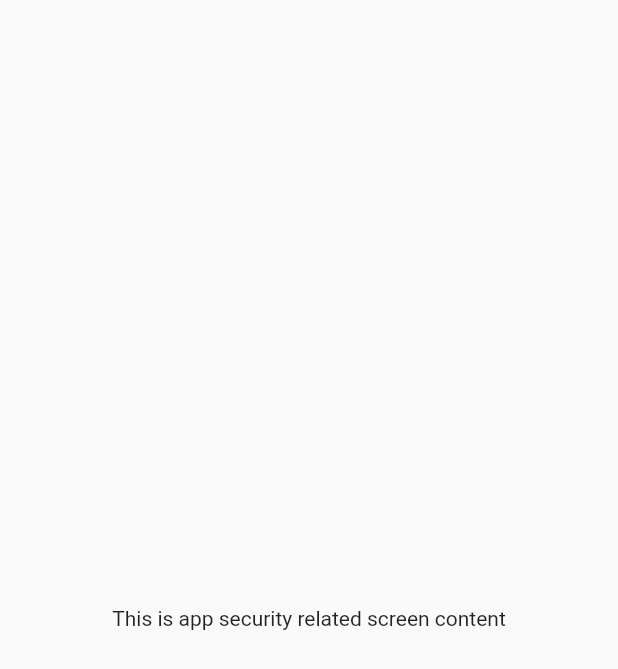
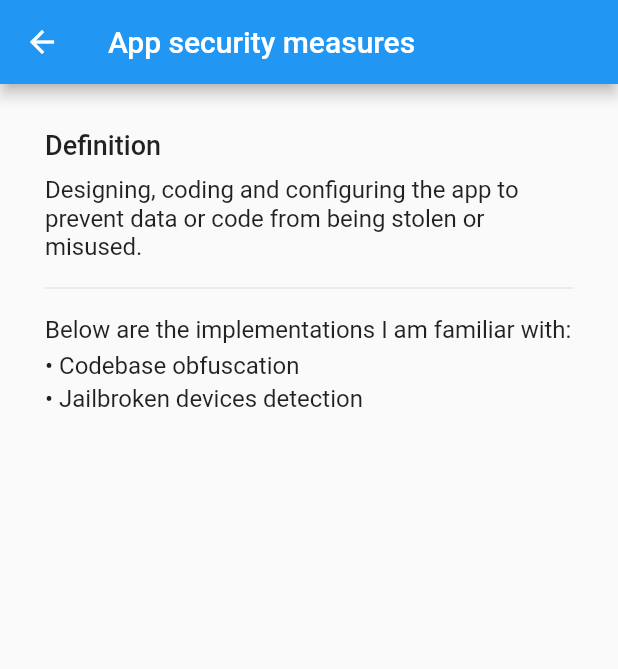
Before and after one commit to newallJemuelD/components_project, a Flutter app: the AppSecurityRelated screen opened by its route, on a phone screen of 412 x 824 dp. Shown: the top 669 px of the screen. Run offline on Flutter 3.47's test engine with Material 2 defaults, Android fonts, the phone set to English and light mode, and no system bars.

Commit message:
app_security section ui

```diff
--- a/lib/my_app.dart
+++ b/lib/my_app.dart
@@ -46,8 +46,8 @@ class _MyAppState extends State<MyApp> {
     categoryName: 'Libraries / features name list',
   );
   static final Categories appSecurityRelated = Categories(
-    route: ScreenRoutes.librariesNameList,
-    categoryName: 'Libraries / features name list',
+    route: ScreenRoutes.appSecurityRelated,
+    categoryName: 'App security related',
   );
 
   @override
--- a/lib/screens/app_security_related_screen.dart
+++ b/lib/screens/app_security_related_screen.dart
@@ -3,14 +3,90 @@ import 'package:flutter/material.dart';
 class AppSecurityRelated extends StatelessWidget {
   const AppSecurityRelated({super.key});
 
+  static const List<String> _securityMeasuresList = [
+    '• Codebase obfuscation',
+    '• Jailbroken devices detection',
+  ];
+
   @override
   Widget build(BuildContext context) {
-    return const Scaffold(
-      body: SizedBox(
-        child: Center(
-          child: Text('This is app security related screen content'),
+    return Scaffold(
+      appBar: AppBar(
+        title: const Text('App security measures'),
+      ),
+      body: Padding(
+        padding: const EdgeInsets.all(30),
+        child: Column(
+          crossAxisAlignment: CrossAxisAlignment.start,
+          children: [
+            const Text(
+              'Definition',
+              style: TextStyle(
+                fontWeight: FontWeight.w500,
+                fontSize: 18,
+              ),
+            ),
+            const SizedBox(
+              height: 10,
+            ),
+            _buildDefinitionsWidget(),
+            const SizedBox(
+              height: 10,
+            ),
+            _buildImplementationsListWidget(),
+          ],
         ),
       ),
     );
   }
+
+  Widget _buildImplementationsListWidget() {
+    return Column(
+      crossAxisAlignment: CrossAxisAlignment.start,
+      children: [
+        const Text(
+          'Below are the implementations I am familiar with:',
+          style: TextStyle(
+            fontSize: 16,
+          ),
+        ),
+        const SizedBox(
+          height: 5,
+        ),
+        SizedBox(
+            child: ListView.builder(
+          shrinkWrap: true,
+          itemCount: _securityMeasuresList.length,
+          itemBuilder: (context, index) {
+            return Padding(
+              padding: const EdgeInsets.only(bottom: 3),
+              child: Text(
+                _securityMeasuresList[index],
+                style: const TextStyle(
+                  fontSize: 16,
+                ),
+              ),
+            );
+          },
+        )),
+      ],
+    );
+  }
+
+  Widget _buildDefinitionsWidget() {
+    return Column(
+      children: const [
+        Padding(
+          padding: EdgeInsets.only(bottom: 10),
+          child: Text(
+            'Designing, coding and configuring the app to prevent data or code from being stolen or misused.',
+            style: TextStyle(
+              fontSize: 16,
+            ),
+          ),
+        ),
+        Divider(),
+      ],
+    );
+  }
 }
```
